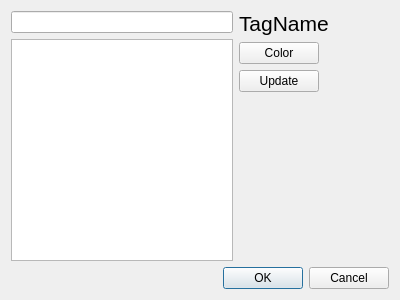
First picture: the form in src/dialog/managetagsdialog.ui, repository Kirtsim/Memo-client-gui, before the edit.
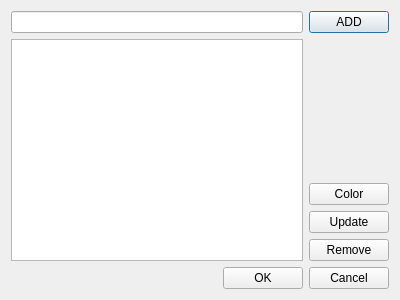
Second picture: the form after the edit.

Commit message:
Implement/Redo the ManageTagsDialog class.
This commit reimplements remaining and updates some existing functionalities in
the ManageTagsDialog class. Also the UI for the dialog is updated.

```diff
--- a/src/dialog/managetagsdialog.ui
+++ b/src/dialog/managetagsdialog.ui
@@ -15,92 +15,26 @@
   </property>
   <layout class="QVBoxLayout" name="verticalLayout">
    <item>
-    <layout class="QHBoxLayout" name="horizontalLayout">
+    <layout class="QHBoxLayout" name="horizontalLayout_2">
      <item>
       <layout class="QVBoxLayout" name="verticalLayout_2">
        <item>
         <widget class="QLineEdit" name="searchBar"/>
        </item>
        <item>
-        <widget class="QListWidget" name="tagsList">
-         <property name="showDropIndicator" stdset="0">
-          <bool>false</bool>
-         </property>
-         <property name="sortingEnabled">
-          <bool>true</bool>
-         </property>
-        </widget>
+        <widget class="QListWidget" name="tagsList"/>
        </item>
       </layout>
      </item>
      <item>
       <layout class="QVBoxLayout" name="verticalLayout_3">
        <item>
-        <widget class="QLabel" name="tagName">
-         <property name="minimumSize">
-          <size>
-           <width>150</width>
-           <height>0</height>
-          </size>
-         </property>
-         <property name="font">
-          <font>
-           <pointsize>16</pointsize>
-          </font>
-         </property>
+        <widget class="QPushButton" name="addButton">
          <property name="text">
-          <string>TagName</string>
+          <string>ADD</string>
          </property>
         </widget>
        </item>
-       <item>
-        <layout class="QHBoxLayout" name="horizontalLayout_2">
-         <item>
-          <widget class="QPushButton" name="colorButton">
-           <property name="text">
-            <string>Color</string>
-           </property>
-          </widget>
-         </item>
-         <item>
-          <spacer name="horizontalSpacer_2">
-           <property name="orientation">
-            <enum>Qt::Horizontal</enum>
-           </property>
-           <property name="sizeHint" stdset="0">
-            <size>
-             <width>40</width>
-             <height>20</height>
-            </size>
-           </property>
-          </spacer>
-         </item>
-        </layout>
-       </item>
-       <item>
-        <layout class="QHBoxLayout" name="horizontalLayout_3">
-         <item>
-          <widget class="QPushButton" name="updateButton">
-           <property name="text">
-            <string>Update</string>
-           </property>
-          </widget>
-         </item>
-         <item>
-          <spacer name="horizontalSpacer">
-           <property name="orientation">
-            <enum>Qt::Horizontal</enum>
-           </property>
-           <property name="sizeHint" stdset="0">
-            <size>
-             <width>40</width>
-             <height>20</height>
-            </size>
-           </property>
-          </spacer>
-         </item>
-        </layout>
-       </item>
        <item>
         <spacer name="verticalSpacer">
          <property name="orientation">
@@ -114,19 +48,61 @@
          </property>
         </spacer>
        </item>
+       <item>
+        <widget class="QPushButton" name="colorButton">
+         <property name="text">
+          <string>Color</string>
+         </property>
+        </widget>
+       </item>
+       <item>
+        <widget class="QPushButton" name="updateButton">
+         <property name="text">
+          <string>Update</string>
+         </property>
+        </widget>
+       </item>
+       <item>
+        <widget class="QPushButton" name="removeButton">
+         <property name="text">
+          <string>Remove</string>
+         </property>
+        </widget>
+       </item>
       </layout>
      </item>
     </layout>
    </item>
    <item>
-    <widget class="QDialogButtonBox" name="buttonBox">
-     <property name="orientation">
-      <enum>Qt::Horizontal</enum>
-     </property>
-     <property name="standardButtons">
-      <set>QDialogButtonBox::Cancel|QDialogButtonBox::Ok</set>
-     </property>
-    </widget>
+    <layout class="QHBoxLayout" name="horizontalLayout">
+     <item>
+      <spacer name="horizontalSpacer">
+       <property name="orientation">
+        <enum>Qt::Horizontal</enum>
+       </property>
+       <property name="sizeHint" stdset="0">
+        <size>
+         <width>40</width>
+         <height>20</height>
+        </size>
+       </property>
+      </spacer>
+     </item>
+     <item>
+      <widget class="QPushButton" name="okButton">
+       <property name="text">
+        <string>OK</string>
+       </property>
+      </widget>
+     </item>
+     <item>
+      <widget class="QPushButton" name="cancelButton">
+       <property name="text">
+        <string>Cancel</string>
+       </property>
+      </widget>
+     </item>
+    </layout>
    </item>
   </layout>
  </widget>
```
Left out of the diff: 35 changed lines with no effect on the pictures. The commit also changes 2 other files.
